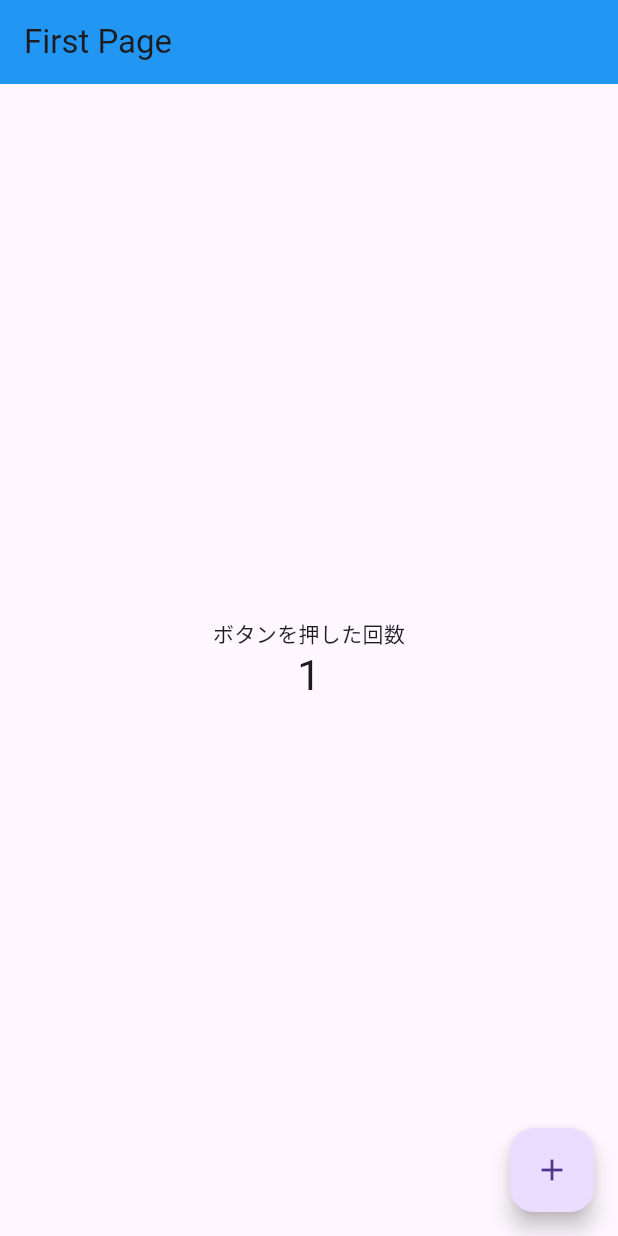
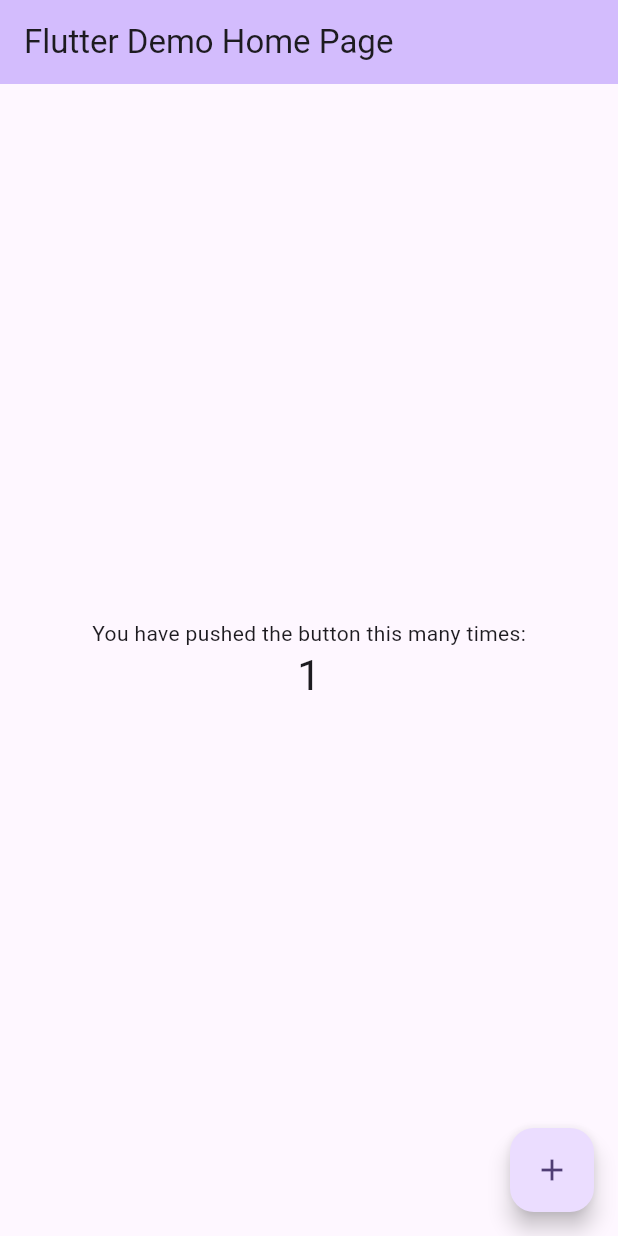
Before and after one commit to EMoshU/blog-counter, a Flutter app: the screen it shows after launch, after a tap on the "add" icon, on a phone screen of 412 x 824 dp. Run offline on Flutter 3.47's test engine with Material 3 defaults, Android fonts, the phone set to English and light mode, and no system bars.

Commit message:
デフォルトカウンターアプリ

```diff
--- a/lib/main.dart
+++ b/lib/main.dart
@@ -4,104 +4,64 @@ void main() {
   runApp(const MyApp());
 }
 
-class _InheritedCounter extends InheritedWidget {
-  const _InheritedCounter({
-    required this.data,
-    required super.child,
-  });
-
-  final MyCounterState data;
-
-  @override
-  bool updateShouldNotify(_InheritedCounter oldWidget) => true;
-}
-
-class MyCounter extends StatefulWidget {
-  const MyCounter({
-    super.key,
-    required this.child,
-  });
-
-  final Widget child;
-
-  static MyCounterState of(BuildContext context, {bool rebuild = true}) {
-    return rebuild
-        ? context.dependOnInheritedWidgetOfExactType<_InheritedCounter>()!.data
-        : (context
-        .getElementForInheritedWidgetOfExactType<_InheritedCounter>()!
-        .widget as _InheritedCounter)
-        .data;
-  }
-
-  @override
-  State<MyCounter> createState() => MyCounterState();
-}
-
-class MyCounterState extends State<MyCounter> {
-  int count = 0;
-
-  void increment() => setState(() {
-    count++;
-  });
-
+class MyApp extends StatelessWidget {
+  const MyApp({super.key});
   @override
   Widget build(BuildContext context) {
-    return _InheritedCounter(
-      data: this,
-      child: widget.child,
+    return MaterialApp(
+      title: 'Flutter Demo',
+      theme: ThemeData(
+        colorScheme: ColorScheme.fromSeed(seedColor: Colors.deepPurple),
+        useMaterial3: true,
+      ),
+      home: const MyHomePage(title: 'Flutter Demo Home Page'),
     );
   }
 }
 
-class MyApp extends StatelessWidget {
-  const MyApp({super.key});
+class MyHomePage extends StatefulWidget {
+  const MyHomePage({super.key, required this.title});
+  final String title;
+
+  @override
+  State<MyHomePage> createState() => _MyHomePageState();
+}
+
+class _MyHomePageState extends State<MyHomePage> {
+  int _counter = 0;
+
+  void _incrementCounter() {
+    setState(() {
+      _counter++;
+    });
+  }
 
   @override
   Widget build(BuildContext context) {
-    return const MyCounter(
-      child: MaterialApp(
-        home: MyHomePage(),
-      ),
-    );
-  }
-}
-
-class MyHomePage extends StatelessWidget {
-  const MyHomePage({super.key});
-
-  @override
-  Widget build(BuildContext context) {
-    var counter = MyCounter.of(context);
     return Scaffold(
       appBar: AppBar(
-        backgroundColor: Colors.blue,
-        title: const Text('First Page'),
+        backgroundColor: Theme.of(context).colorScheme.inversePrimary,
+        title: Text(widget.title),
       ),
       body: Center(
         child: Column(
-          mainAxisAlignment: MainAxisAlignment.spaceEvenly,
-          children: [
-            Column(
-              mainAxisAlignment: MainAxisAlignment.center,
-              children: <Widget>[
-                const Text(
-                  'ボタンを押した回数',
-                ),
-                Text(
-                  '${counter.count}',
-                  style: Theme.of(context).textTheme.headline4,
-                ),
-              ],
+          mainAxisAlignment: MainAxisAlignment.center,
+          children: <Widget>[
+            const Text(
+              'You have pushed the button this many times:',
+            ),
+            Text(
+              '$_counter',
+              style: Theme.of(context).textTheme.headlineMedium,
             ),
           ],
         ),
       ),
       floatingActionButton: FloatingActionButton(
-        onPressed: () {
-          counter.increment();
-        },
+        onPressed: _incrementCounter,
+        tooltip: 'Increment',
         child: const Icon(Icons.add),
-      ),
+      ), // This trailing comma makes auto-formatting nicer for build methods.
     );
   }
 }
```
